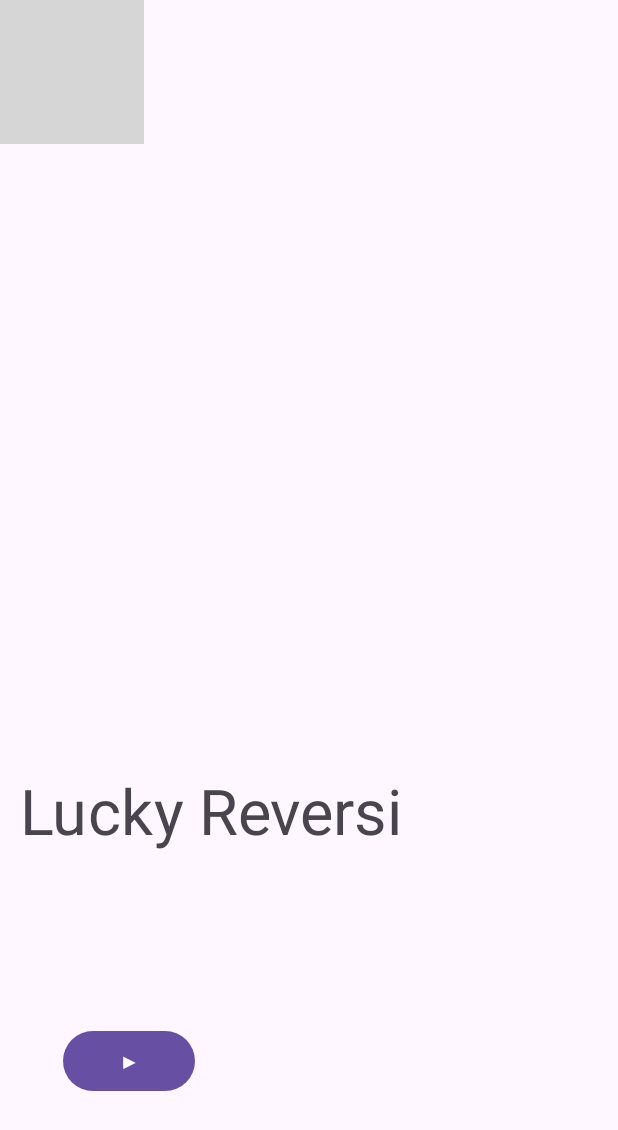
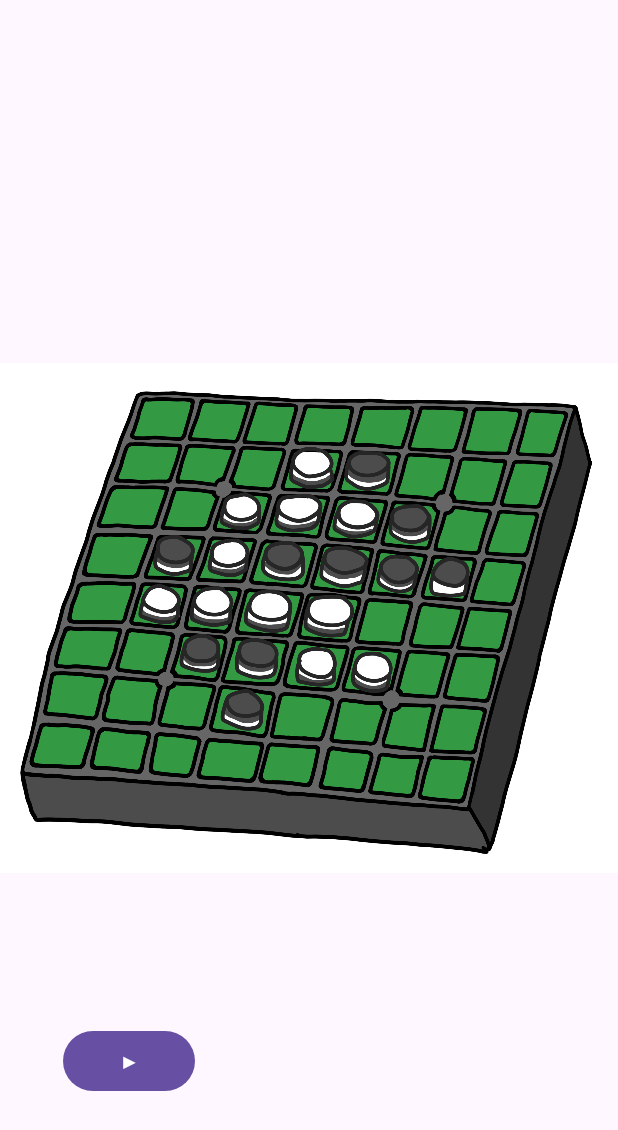
Before and after one commit to konan-pbl-2024/lukcy-reversi, an Android app: the screen it shows after launch (MainActivity), on a phone screen of 412 x 824 dp. Shown: the top 1130 px of the screen. Run offline under Robolectric (Android 15) with nearby library versions, the phone set to English and light mode, and no system bars; grey boxes are pictures that could not be loaded.

Commit message:
タイトル画面を作成しました！

```diff
--- a/app/src/main/res/layout/activity_main.xml
+++ b/app/src/main/res/layout/activity_main.xml
@@ -18,7 +18,7 @@
         app:layout_constraintHorizontal_bias="0.304"
         app:layout_constraintStart_toStartOf="parent"
         app:layout_constraintTop_toTopOf="parent"
-        app:layout_constraintVertical_bias="0.664" />
+        app:layout_constraintVertical_bias="0.605" />
 
     <Button
         android:id="@+id/button"
@@ -37,7 +37,7 @@
         android:layout_width="wrap_content"
         android:layout_height="wrap_content"
         app:srcCompat="@drawable/osero_kawai"
-        tools:layout_editor_absoluteX="0dp"
-        tools:layout_editor_absoluteY="-158dp" />
+        tools:layout_editor_absoluteX="16dp"
+        tools:layout_editor_absoluteY="-182dp" />
 
 </androidx.constraintlayout.widget.ConstraintLayout>
```
Also changed, not shown: app/src/main/res/drawable/osero_kawai.jpg (added).
